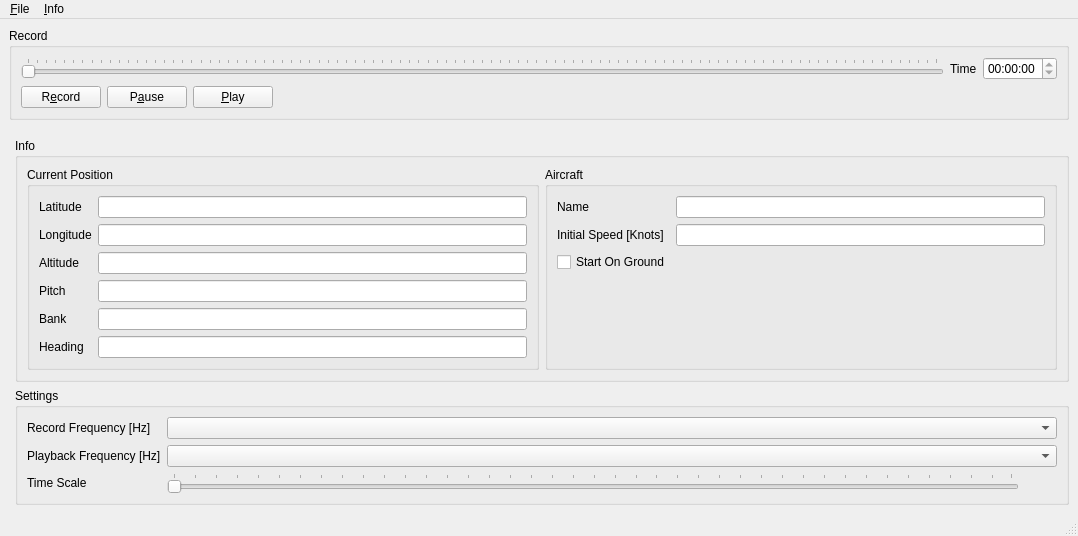
Before: the Qt Designer form src/UserInterface/src/MainWindow.ui in till213/SkyDolly, drawn with Qt 5.
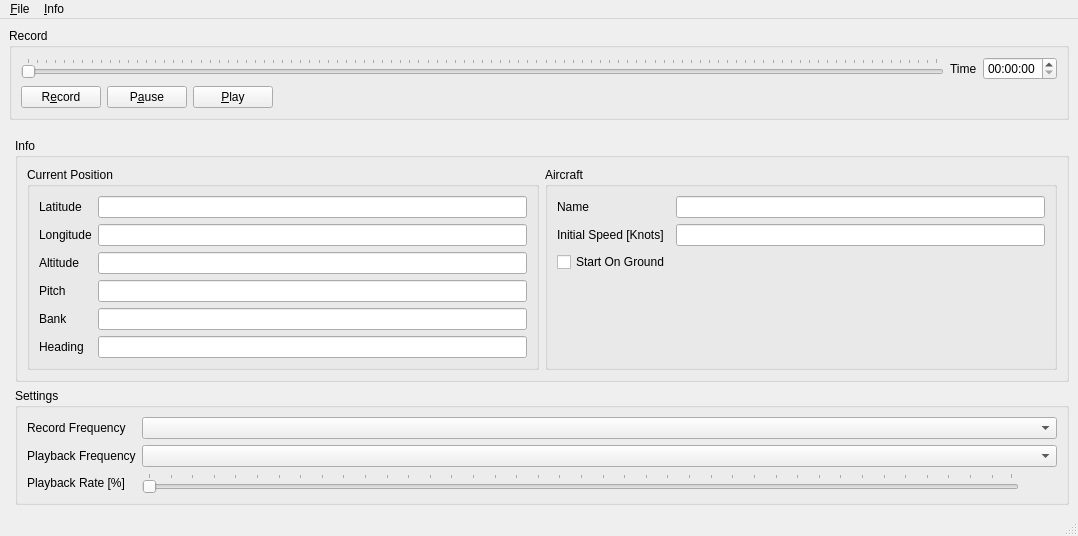
After: the same form once the commit is applied.

Commit message:
Update playback / record controls.
- Implement playback position selection
- Add application icon
- Add version

```diff
--- a/src/UserInterface/src/MainWindow.ui
+++ b/src/UserInterface/src/MainWindow.ui
@@ -69,7 +69,7 @@
            <item>
             <widget class="QTimeEdit" name="timestampTimeEdit">
              <property name="readOnly">
-              <bool>true</bool>
+              <bool>false</bool>
              </property>
             </widget>
            </item>
@@ -328,7 +328,7 @@
        <item row="0" column="0">
         <widget class="QLabel" name="label_5">
          <property name="text">
-          <string>Record Frequency [Hz]</string>
+          <string>Record Frequency</string>
          </property>
         </widget>
        </item>
@@ -345,7 +345,7 @@
        <item row="1" column="0">
         <widget class="QLabel" name="label_9">
          <property name="text">
-          <string>Playback Frequency [Hz]</string>
+          <string>Playback Frequency</string>
          </property>
         </widget>
        </item>
@@ -355,7 +355,7 @@
        <item row="2" column="0">
         <widget class="QLabel" name="label_10">
          <property name="text">
-          <string>Time Scale</string>
+          <string>Playback Rate [%]</string>
          </property>
         </widget>
        </item>
```
Left out of the diff: 9 changed lines with no effect on the pictures. The commit also changes 27 other files.
